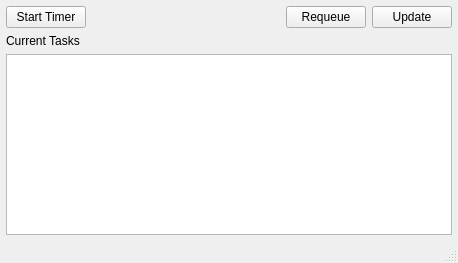
This is src/app/mainwindow.ui in perillaroc/nuwe-timer-app as Qt 5 draws it before an edit. The edited form follows.
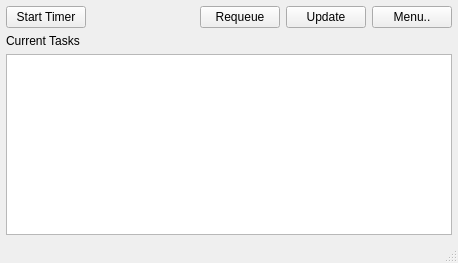
This is the edited form. Icons and pictures are not drawn.

Commit message: add app menu in ui.

Diff of the .ui file:
```diff
--- a/src/app/mainwindow.ui
+++ b/src/app/mainwindow.ui
@@ -31,7 +31,7 @@
     <property name="bottomMargin">
      <number>6</number>
     </property>
-    <item row="0" column="0">
+    <item row="0" column="1">
      <layout class="QHBoxLayout" name="horizontalLayout">
       <item>
        <widget class="QPushButton" name="timer_switch_pushbutton">
@@ -70,16 +70,23 @@
         </property>
        </widget>
       </item>
+      <item>
+       <widget class="QPushButton" name="app_menu_button">
+        <property name="text">
+         <string>Menu..</string>
+        </property>
+       </widget>
+      </item>
      </layout>
     </item>
-    <item row="1" column="0">
+    <item row="1" column="1">
      <widget class="QLabel" name="label">
       <property name="text">
        <string>Current Tasks</string>
       </property>
      </widget>
     </item>
-    <item row="2" column="0">
+    <item row="2" column="1">
      <widget class="QTreeView" name="node_tree_view">
       <property name="editTriggers">
        <set>QAbstractItemView::NoEditTriggers</set>
```
The commit also changes 2 other files.
